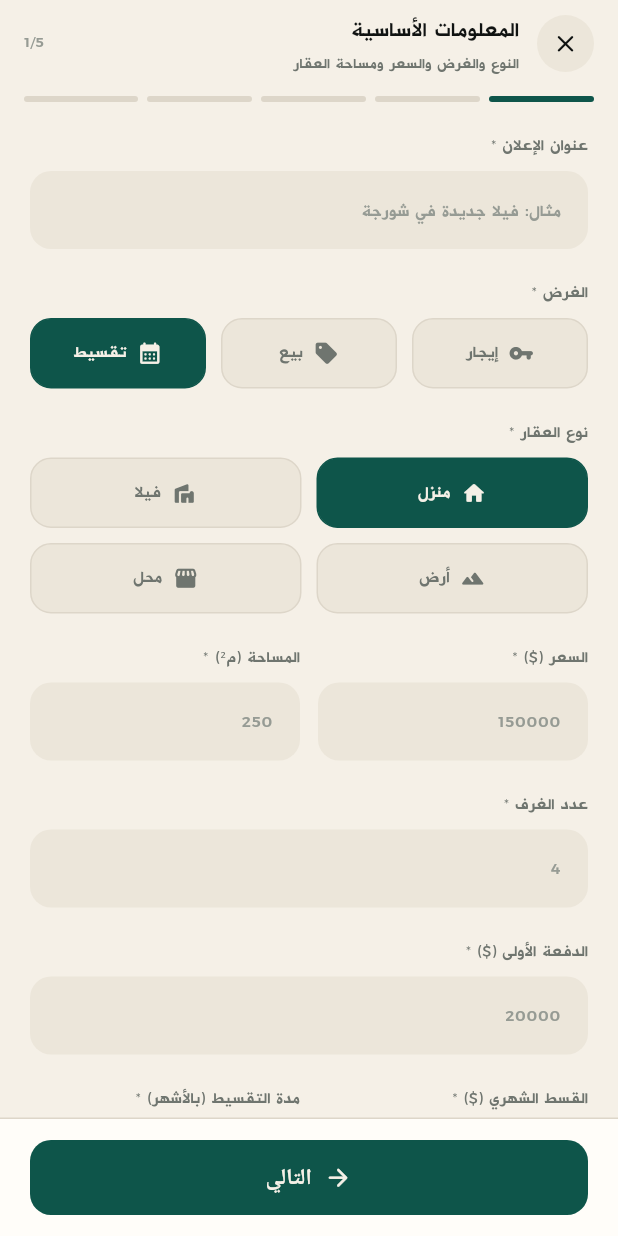
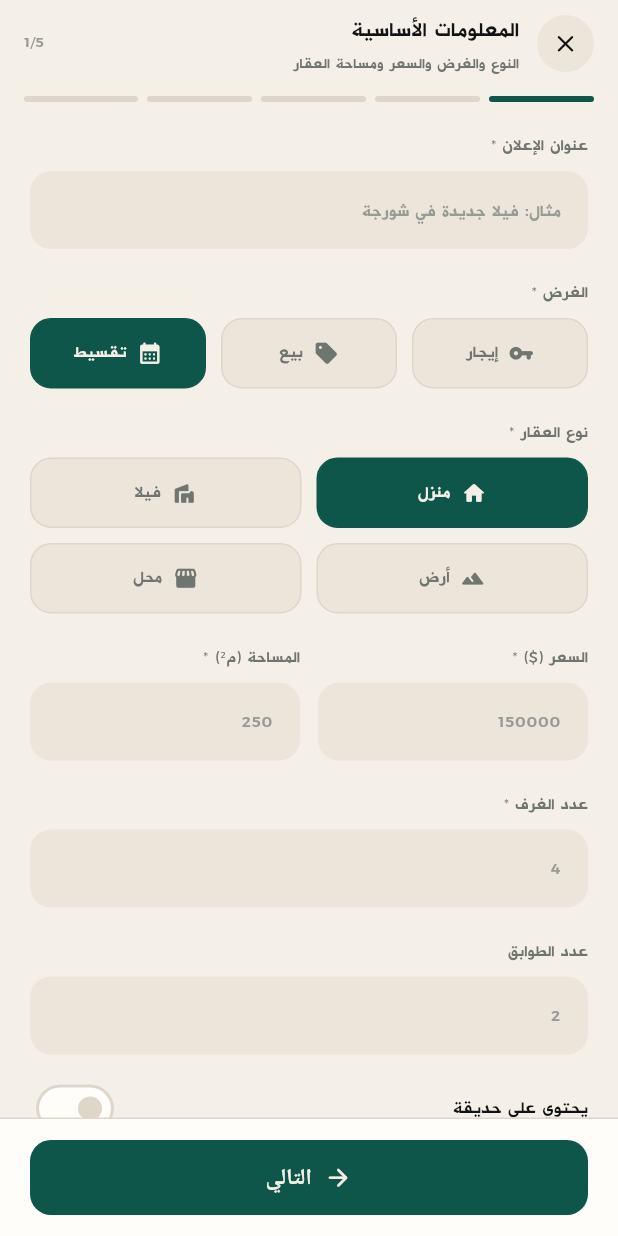
Before and after one commit to mabastindex-stack/shikodar, a Flutter app: the CreateListingScreen screen opened directly, after a tap on "تقسيط", after a tap on "منزل", on a phone screen of 412 x 824 dp. Run offline on Flutter 3.47's test engine with Material 3 defaults, Android fonts, the phone set to English and light mode, and no system bars; our stand-ins replace cached_network_image, dio, easy_localization, firebase_core, firebase_messaging, flutter_animate and 6 more; missing offline and left inert: flutter_map_animations, flutter_map_marker_cluster, media_kit, media_kit_video, video_compress, video_trimmer; accounts and stored records are empty; network calls fail; statements that could not run were skipped.

Commit message:
Add garden/floors filters and hide the zone list until searching
Smart search changes:
- The zone picker's chip list no longer sits open on the page at all
  times — it only appears while actively typing in the zone search
  field. With no search text, a selected zone shows as a single
  clearable chip instead.
- Room picker now offers 1-5 and 6+ (was capped at 4+).
- Add a floors filter (1-4+) and a "garden only" toggle, both wired
  into the shared relevance scorer alongside the existing criteria.

Backing data, so these filters have something real to match against:
- Listing model gains floors (int?) and hasGarden (bool) fields,
  parsed from has_garden/floors on the API response.
- The create-listing form now collects both for house/villa listings
  (a floor-count field and a garden switch, next to the existing
  rooms field) and sends them when posting.

The backend doesn't have these columns yet — until they're added,
floors/has_garden come back null/false for every listing and the new
filters are inert but harmless (a listing that doesn't specify them
just scores as a near-miss rather than being excluded). Backend
migration is a separate follow-up since it needs to be applied via
SSH on the live server.

Co-Authored-By: Claude Sonnet 5 <noreply@anthropic.com>
Claude-Session: https://claude.ai/code/session_01ELiMogbsWKrDbwrQjGLUeh

```diff
--- a/assets/translations/ar.json
+++ b/assets/translations/ar.json
@@ -113,7 +113,8 @@
     "zone": "المنطقة",
     "area": "المساحة",
     "price_range": "نطاق السعر",
-    "rooms": "عدد الغرف"
+    "rooms": "عدد الغرف",
+    "floors": "عدد الطوابق"
   },
   "listing": {
     "negotiable": "قابل للتفاوض",
@@ -201,6 +202,7 @@
     "sort_price_low": "الأقل سعراً",
     "sort_price_high": "الأعلى سعراً",
     "verified_only": "العقارات الموثقة فقط",
+    "garden_only": "العقارات التي تحتوي على حديقة فقط",
     "search_button": "بحث — {} نتيجة",
     "matching_results": "نتائج مطابقة لفلاترك",
     "map_title": "خريطة العقارات",
@@ -287,6 +289,9 @@
     "area_hint": "250",
     "rooms_label": "عدد الغرف *",
     "rooms_hint": "4",
+    "floors_label": "عدد الطوابق",
+    "floors_hint": "2",
+    "garden_toggle": "يحتوي على حديقة",
     "negotiable_toggle": "السعر قابل للتفاوض",
     "add_photo": "إضافة",
     "primary_photo_badge": "رئيسية",
--- a/lib/core/models/listing.dart
+++ b/lib/core/models/listing.dart
@@ -143,6 +143,8 @@ class Listing {
   final String? videoUrl;
   final double? areaSqm;
   final int? rooms;
+  final int? floors;
+  final bool hasGarden;
   final double? lat;
   final double? lng;
   final Agency agency;
@@ -169,6 +171,8 @@ class Listing {
     this.videoUrl,
     this.areaSqm,
     this.rooms,
+    this.floors,
+    this.hasGarden = false,
     this.lat,
     this.lng,
     required this.agency,
@@ -239,6 +243,8 @@ class Listing {
         videoUrl: json['video_url'],
         areaSqm: (json['area_sqm'] as num?)?.toDouble(),
         rooms: json['rooms'],
+        floors: json['floors'],
+        hasGarden: json['has_garden'] ?? false,
         lat: (json['lat'] as num?)?.toDouble(),
         lng: (json['lng'] as num?)?.toDouble(),
         agency: Agency.fromJson(json['agency'] ?? const {}),
--- a/lib/features/my_listings/screens/create_listing_screen.dart
+++ b/lib/features/my_listings/screens/create_listing_screen.dart
@@ -96,6 +96,8 @@ class _CreateListingScreenState extends State<CreateListingScreen> with TickerPr
   bool _negotiable = false;
   final _areaController = TextEditingController();
   final _roomsController = TextEditingController();
+  final _floorsController = TextEditingController();
+  bool _hasGarden = false;
   final _downPaymentController = TextEditingController();
   final _monthlyInstallmentController = TextEditingController();
   final _installmentMonthsController = TextEditingController();
@@ -129,6 +131,7 @@ class _CreateListingScreenState extends State<CreateListingScreen> with TickerPr
     _priceController.dispose();
     _areaController.dispose();
     _roomsController.dispose();
+    _floorsController.dispose();
     _downPaymentController.dispose();
     _monthlyInstallmentController.dispose();
     _installmentMonthsController.dispose();
@@ -275,7 +278,11 @@ class _CreateListingScreenState extends State<CreateListingScreen> with TickerPr
         'negotiable': _negotiable,
         'image_urls': imageUrls,
         'area_sqm': double.parse(_areaController.text.trim()),
-        if (_type == ListingType.house || _type == ListingType.villa) 'rooms': int.tryParse(_roomsController.text.trim()),
+        if (_type == ListingType.house || _type == ListingType.villa) ...{
+          'rooms': int.tryParse(_roomsController.text.trim()),
+          'floors': int.tryParse(_floorsController.text.trim()),
+          'has_garden': _hasGarden,
+        },
         if (_purpose == ListingPurpose.installment) ...{
           'down_payment': double.parse(_downPaymentController.text.trim()),
           'monthly_installment': double.parse(_monthlyInstallmentController.text.trim()),
@@ -492,6 +499,22 @@ class _CreateListingScreenState extends State<CreateListingScreen> with TickerPr
             keyboardType: TextInputType.number,
             style: TextStyle(color: palette.textPrimary),
             decoration: _inputDecoration(palette, hint: 'my_listings.rooms_hint'.tr()),
+          ),
+          const SizedBox(height: 20),
+          _fieldLabel(palette, 'my_listings.floors_label'.tr()),
+          TextField(
+            controller: _floorsController,
+            keyboardType: TextInputType.number,
+            style: TextStyle(color: palette.textPrimary),
+            decoration: _inputDecoration(palette, hint: 'my_listings.floors_hint'.tr()),
+          ),
+          const SizedBox(height: 8),
+          SwitchListTile(
+            contentPadding: EdgeInsets.zero,
+            value: _hasGarden,
+            onChanged: (v) => setState(() => _hasGarden = v),
+            activeColor: palette.primary,
+            title: Text('my_listings.garden_toggle'.tr(), style: TextStyle(color: palette.textPrimary, fontSize: 13.5, fontWeight: FontWeight.w600)),
           ),
         ],
         if (_purpose == ListingPurpose.installment) ...[
```
Also changed, not shown: assets/translations/en.json (+6 -1 lines), assets/translations/ku.json (+6 -1 lines), assets/translations/tk.json (+6 -1 lines), lib/features/home/screens/smart_search_screen.dart (+76 -19 lines), lib/features/home/search_relevance.dart (+21 -2 lines).
